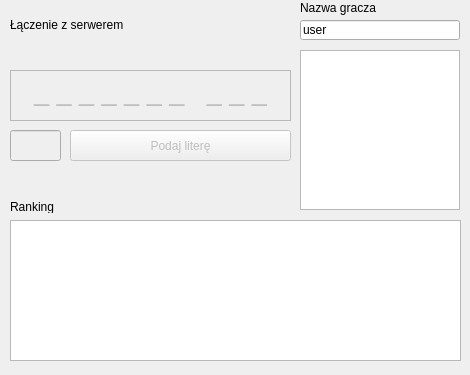
Qt form Wisielec/gamewindow.ui (Dombearx/Wisielec) before a commit.
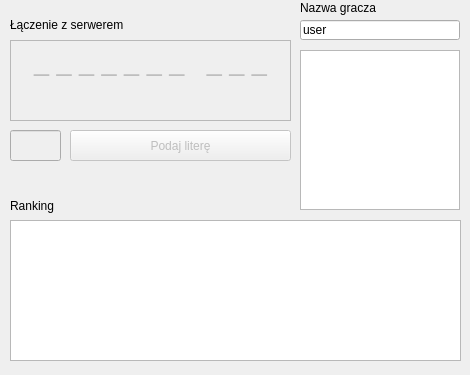
The same form after that commit.

```diff
--- a/Wisielec/gamewindow.ui
+++ b/Wisielec/gamewindow.ui
@@ -20,9 +20,9 @@
    <property name="geometry">
     <rect>
      <x>10</x>
-     <y>70</y>
+     <y>40</y>
      <width>281</width>
-     <height>51</height>
+     <height>81</height>
     </rect>
    </property>
    <property name="midLineWidth">
@@ -140,9 +140,9 @@
    <property name="geometry">
     <rect>
      <x>10</x>
-     <y>200</y>
-     <width>47</width>
-     <height>13</height>
+     <y>195</y>
+     <width>111</width>
+     <height>21</height>
     </rect>
    </property>
    <property name="text">
```
